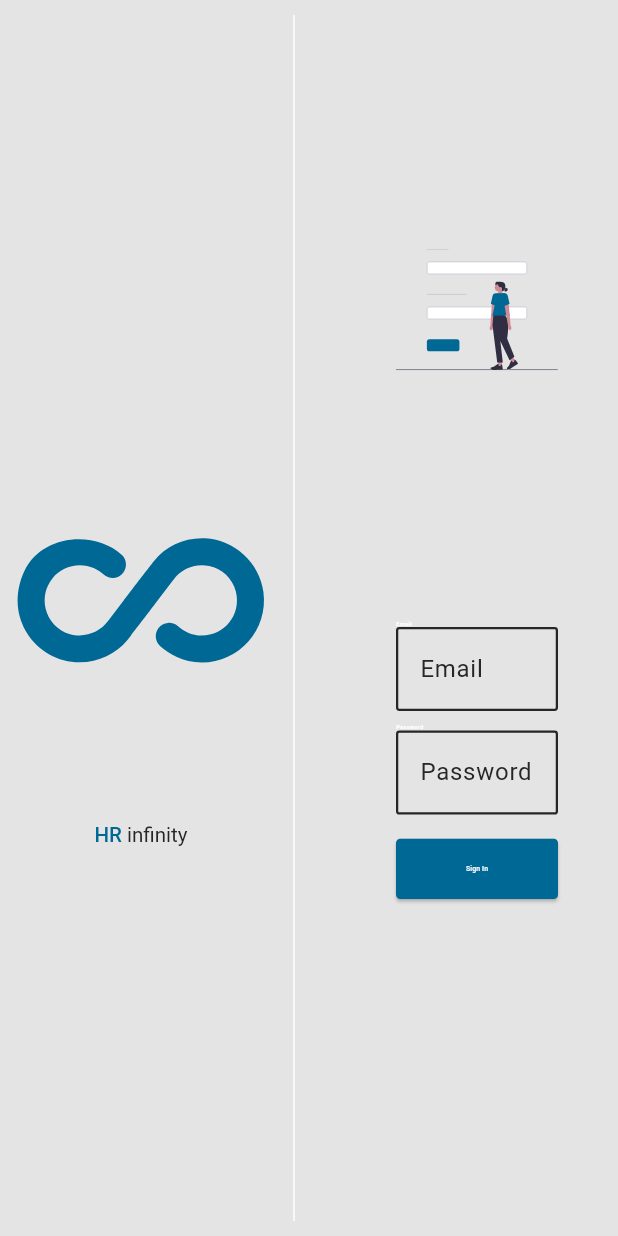
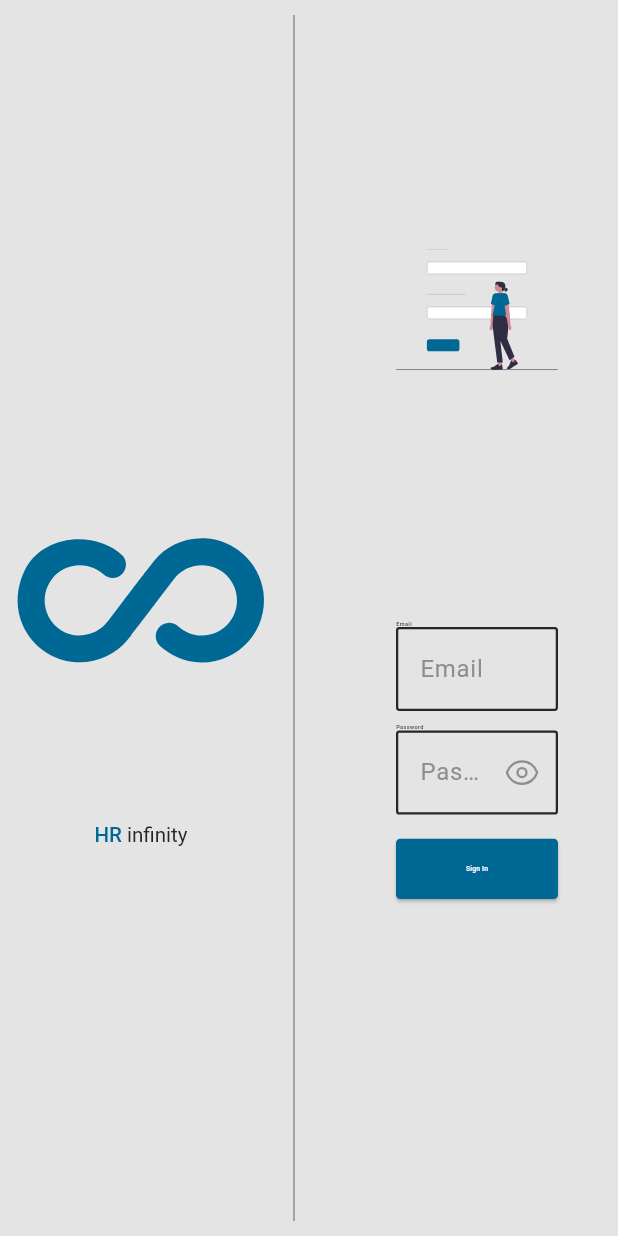
Before and after one commit to mhammadgammal/hr_desktop_app, a Flutter app: the screen it shows after launch, on a phone screen of 412 x 824 dp. Run offline on Flutter 3.47's test engine with Material 3 defaults, Android fonts, the phone set to English and light mode, and no system bars; our stand-ins replace bloc, equatable, file_picker, flutter_bloc, flutter_screenutil, flutter_svg and 4 more; missing offline and left inert: window_size; accounts and stored records are empty; Roboto replaces fonts that are missing (Cairo).

Commit message:
refactor custom text fields to use helper columned_text_form_field.dart
Signed-off-by: Mohamed Gammal <mhammadgamal17@gmail.com>

```diff
--- a/lib/core/widgets/text_form_field/columned_text_form_field.dart
+++ b/lib/core/widgets/text_form_field/columned_text_form_field.dart
@@ -1,5 +1,3 @@
-import 'dart:developer';
-
 import 'package:flutter/material.dart';
 import 'package:hr/core/env.dart';
 import 'package:hr/core/theme/app_colors.dart';
@@ -19,6 +17,7 @@ class ColumnedTextFormField extends StatelessWidget {
     this.maxLines = 1,
     this.textFieldTextColor = Colors.white,
     this.hintColor,
+    this.isPassword = false,
   });
 
   final String title;
@@ -32,17 +31,16 @@ class ColumnedTextFormField extends StatelessWidget {
   final IconButton? suffixIcon;
   final int maxLines;
   final Color textFieldTextColor;
-
+  final bool isPassword;
   @override
   Widget build(BuildContext context) {
-    log('ColumnedTextFormField: build(): isDark: $isDark');
     return Column(
       crossAxisAlignment: CrossAxisAlignment.start,
       children: [
         Text(
           title,
           style: TextStyle(
-            color: titleColor ?? (isDark ? AppColors.black : AppColors.white),
+            color: titleColor ?? (isDark ? AppColors.white : AppColors.black),
           ),
         ),
         AppTextFormField(
@@ -53,7 +51,8 @@ class ColumnedTextFormField extends StatelessWidget {
           validate: validate,
           suffixIcon: suffixIcon,
           maxLines: maxLines,
-          hintColor: hintColor ?? AppColors.gray,
+          obSecure: isPassword,
+          hintColor: hintColor ?? (isDark ? AppColors.white : AppColors.gray),
         ),
       ],
     );
--- a/lib/core/widgets/text_form_field/email_text_form_field.dart
+++ b/lib/core/widgets/text_form_field/email_text_form_field.dart
@@ -1,8 +1,6 @@
 import 'package:flutter/material.dart';
-import 'package:google_fonts/google_fonts.dart';
-import 'package:hr/core/theme/app_colors.dart';
 import 'package:hr/core/utils/validators/validators.dart';
-import 'package:hr/core/widgets/text_form_field/app_text_form_field.dart';
+import 'package:hr/core/widgets/text_form_field/columned_text_form_field.dart';
 
 class EmailTextFormField extends StatefulWidget {
   const EmailTextFormField({
@@ -21,18 +19,26 @@ class EmailTextFormField extends StatefulWidget {
 class _EmailTextFormFieldState extends State<EmailTextFormField> {
   @override
   Widget build(BuildContext context) {
-    return Column(
-      mainAxisAlignment: MainAxisAlignment.start,
-      crossAxisAlignment: CrossAxisAlignment.stretch,
-      children: [
-        Text('Email', style: GoogleFonts.cairo(color: AppColors.white)),
-        AppTextFormField(
-          controller: widget.controller,
-          inputType: TextInputType.emailAddress,
-          hintLabel: widget.label,
-          validate: Validators.validateEmail,
-        ),
-      ],
+    return ColumnedTextFormField(
+      title: widget.label,
+      hint: widget.label,
+      controller: widget.controller,
+      inputType: TextInputType.emailAddress,
+      validate: Validators.validateEmail,
     );
   }
 }
+
+//Column(
+//       mainAxisAlignment: MainAxisAlignment.start,
+//       crossAxisAlignment: CrossAxisAlignment.stretch,
+//       children: [
+//         Text('Email', style: GoogleFonts.cairo(color: AppColors.white)),
+//         AppTextFormField(
+//           controller: widget.controller,
+//           inputType: TextInputType.emailAddress,
+//           hintLabel: widget.label,
+//           validate: Validators.validateEmail,
+//         ),
+//       ],
+//     )
--- a/lib/core/widgets/text_form_field/password_text_form_field.dart
+++ b/lib/core/widgets/text_form_field/password_text_form_field.dart
@@ -1,10 +1,11 @@
 import 'package:flutter/material.dart';
-import 'package:google_fonts/google_fonts.dart';
+import 'package:flutter_svg/flutter_svg.dart';
+import 'package:hr/core/assets/app_icons.dart';
 import 'package:hr/core/utils/validators/validators.dart';
-import 'package:hr/core/widgets/text_form_field/app_text_form_field.dart';
+import 'package:hr/core/widgets/text_form_field/columned_text_form_field.dart';
 
 class PasswordTextFormField extends StatefulWidget {
-  const PasswordTextFormField({
+  PasswordTextFormField({
     super.key,
     required this.controller,
     required this.label,
@@ -13,24 +14,37 @@ class PasswordTextFormField extends StatefulWidget {
   final TextEditingController controller;
   final String label;
 
+
   @override
   State<PasswordTextFormField> createState() => _PasswordTextFormFieldState();
 }
 
 class _PasswordTextFormFieldState extends State<PasswordTextFormField> {
+  late bool showPassword;
+
+  @override
+  void initState() {
+    super.initState();
+    showPassword = false;
+  }
   @override
   Widget build(BuildContext context) {
-    return Column(
-      crossAxisAlignment: CrossAxisAlignment.stretch,
-      children: [
-        Text('Password', style: GoogleFonts.cairo(color: Colors.white)),
-        AppTextFormField(
-          controller: widget.controller,
-          inputType: TextInputType.visiblePassword,
-          hintLabel: widget.label,
-          validate: Validators.validatePassword,
-        ),
-      ],
+    return ColumnedTextFormField(
+      title: widget.label,
+      hint: widget.label,
+      controller: widget.controller,
+      inputType: TextInputType.visiblePassword,
+      isPassword: showPassword ? true : false,
+      suffixIcon: IconButton(
+        onPressed: () {
+          setState(() {
+            showPassword = !showPassword;
+          });
+        },
+        icon: SvgPicture.asset(
+            showPassword ? AppIcons.hidePasswordIc : AppIcons.showPasswordIc),
+      ),
+      validate: Validators.validatePassword,
     );
   }
 }
--- a/lib/features/authentication/presentation/sign_in_screen.dart
+++ b/lib/features/authentication/presentation/sign_in_screen.dart
@@ -3,6 +3,7 @@ import 'package:flutter_bloc/flutter_bloc.dart';
 import 'package:hr/core/extensions/extensions.dart';
 import 'package:hr/core/router/app_navigator.dart';
 import 'package:hr/core/router/router_keys.dart';
+import 'package:hr/core/theme/app_colors.dart';
 import 'package:hr/core/widgets/dialog_helper/dialog_helper.dart';
 import 'package:hr/features/authentication/presentation/cubit/sign_in_cubit.dart';
 import 'package:hr/features/authentication/presentation/widgets/logo_section.dart';
@@ -33,7 +34,7 @@ class SignInScreen extends StatelessWidget {
                 children: [
                   Expanded(child: LogoSection()),
                   VerticalDivider(
-                    color: Colors.white,
+                    color: AppColors.gray,
                     indent: 10.0,
                     endIndent: 10.0,
                     thickness: 1.0,
```
